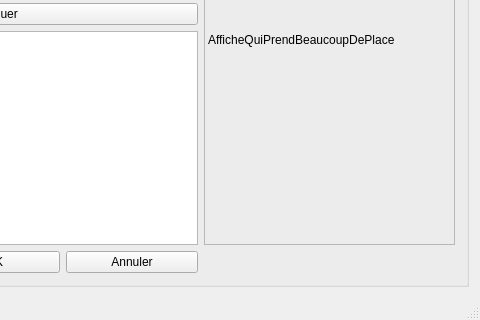
formationc-aelion/ProjectEquipe1, file Application/Interface/mainwindow.ui: the form before one commit; both pictures show x 524 to 1004 and y 238 to 558 of the 1004 by 558 pixel window.
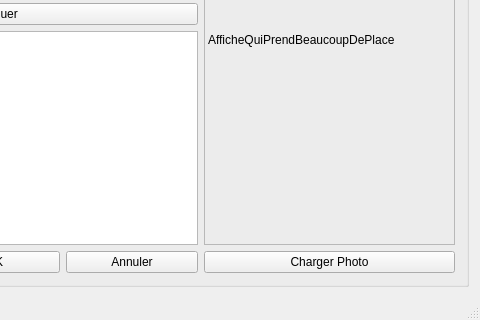
The form after the commit.

Commit message: fonction modifier complete sauf petit beug d affichage sur la qline edit

The edit to the form file:
```diff
--- a/Application/Interface/mainwindow.ui
+++ b/Application/Interface/mainwindow.ui
@@ -235,6 +235,13 @@
          </property>
         </widget>
        </item>
+       <item row="8" column="2">
+        <widget class="QPushButton" name="load_pic">
+         <property name="text">
+          <string>Charger Photo</string>
+         </property>
+        </widget>
+       </item>
       </layout>
      </widget>
     </item>
```
The commit also changes 2 other files.
